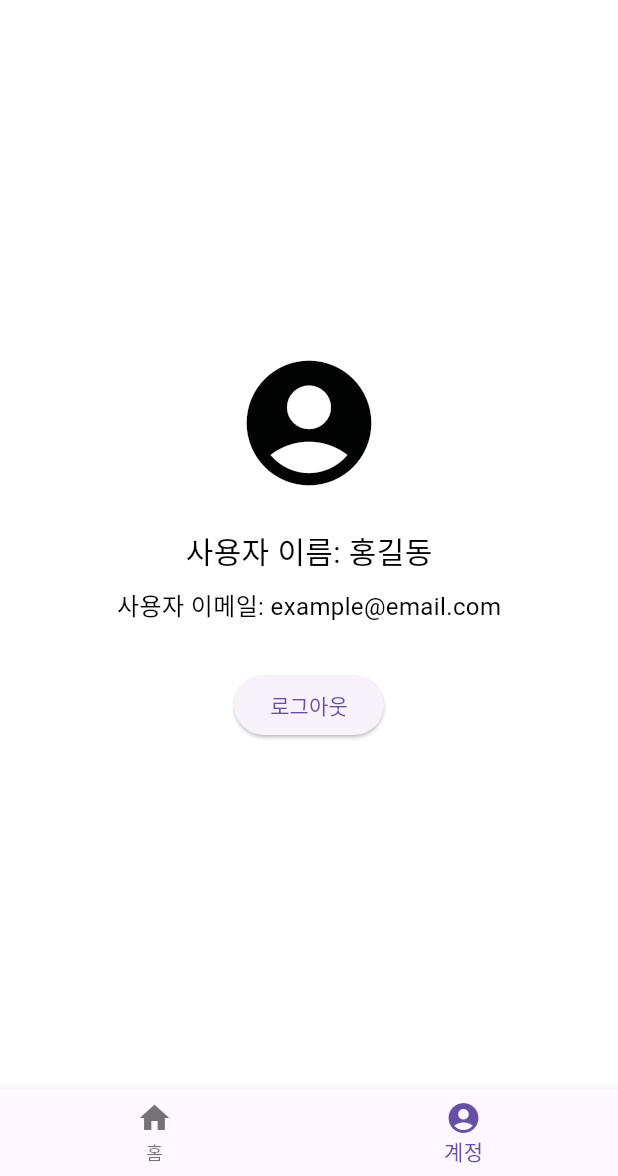
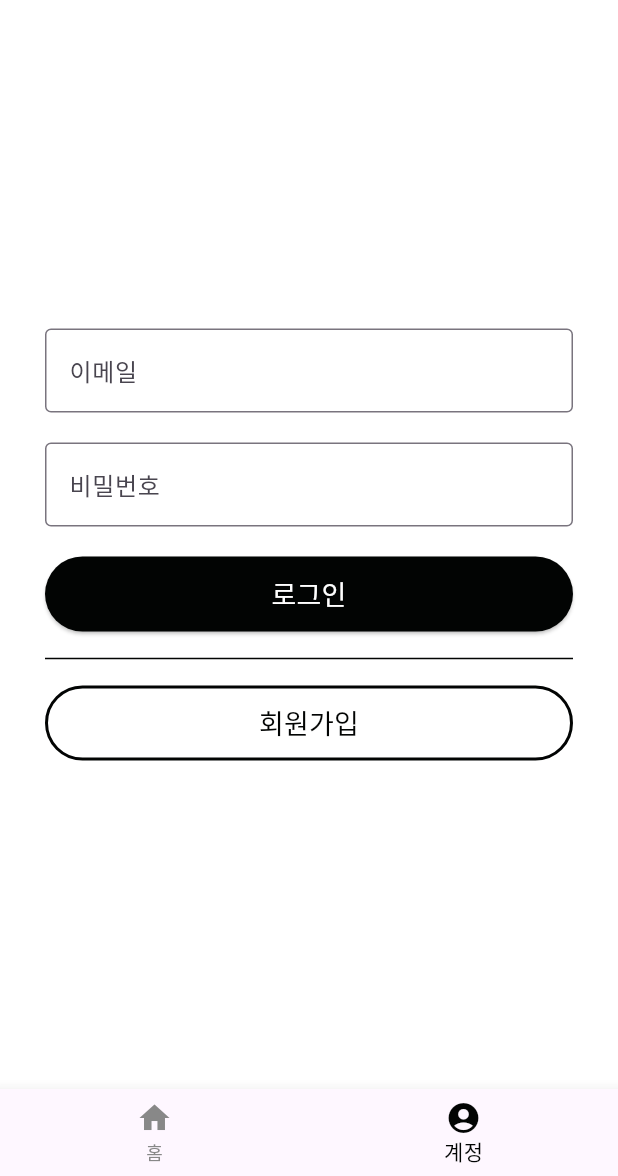
Before and after one commit to tripwith-dev/ui-flutter, a Flutter app: the screen it shows after launch, swiped to page 2, on a phone screen of 412 x 824 dp, the part 60-1236 px from its top. Run offline on Flutter 3.47's test engine with Material 3 defaults, Android fonts, the phone set to English and light mode, and no system bars; our stand-ins replace flutter_dotenv, fluttertoast, get, shared_preferences.

Commit message:
feat: login api request

```diff
--- a/app/lib/main.dart
+++ b/app/lib/main.dart
@@ -1,5 +1,6 @@
 import 'package:flutter/material.dart';
 import 'package:get/get.dart';
+import 'package:flutter_dotenv/flutter_dotenv.dart';
 import 'views/splash/splash_screen.dart';
 import 'views/home/home_screen.dart';
 import 'views/user/user_screen.dart';
@@ -7,7 +8,8 @@ import 'widgets/custom_app_bar.dart';
 import 'widgets/bottom_navigation_bar.dart';
 import 'core/theme.dart';
 
-void main() {
+void main() async {
+  // await dotenv.load();
   runApp(MyApp());
 }
 
--- /dev/null
+++ b/app/lib/views/user/auth_widgets.dart
@@ -0,0 +1,190 @@
+import 'package:flutter/material.dart';
+import 'package:http/http.dart' as http;
+import 'package:flutter_dotenv/flutter_dotenv.dart';
+import 'dart:convert';
+import 'package:fluttertoast/fluttertoast.dart';  // 추가
+
+class AuthWidget extends StatefulWidget {
+  final VoidCallback onLogin;
+  final VoidCallback onSignup;
+
+  AuthWidget({required this.onLogin, required this.onSignup});
+
+  @override
+  _AuthWidgetState createState() => _AuthWidgetState();
+}
+
+class _AuthWidgetState extends State<AuthWidget> {
+  final TextEditingController _emailController = TextEditingController();
+  final TextEditingController _passwordController = TextEditingController();
+
+  // 로그인 요청 함수
+  Future<void> _login() async {
+    // .env 파일에서 API_URL을 가져옴
+    // String apiUrl = dotenv.env['API_URL'] ?? 'http://localhost:8000';
+    String apiUrl = 'http://10.0.2.2:8000';
+    print(apiUrl);
+
+    // 로그인 요청 본문 생성
+    Map<String, String> requestBody = {
+      'email': _emailController.text,
+      'password': _passwordController.text,
+    };
+
+    try {
+      final response = await http.post(
+        Uri.parse('$apiUrl/auth/login'),
+        headers: {'Content-Type': 'application/json'},
+        body: jsonEncode(requestBody),
+      );
+      print(response);
+
+      if (response.statusCode == 201) {
+        // 로그인 성공 시
+        final Map<String, dynamic> responseBody = jsonDecode(response.body);
+
+        if (responseBody['loginUser'] != null) {
+          String userEmail = responseBody['loginUser']['email'];
+          print("로그인 성공: $userEmail");
+
+          // 로그인 성공 후 상태 갱신
+          setState(() {
+            // 로그인 후 추가적인 상태 업데이트가 필요할 경우 여기에 작성
+          });
+
+          // 이메일을 토스트로 보여줌
+          Fluttertoast.showToast(
+            msg: '로그인 성공: $userEmail',
+            toastLength: Toast.LENGTH_SHORT,
+            gravity: ToastGravity.BOTTOM,
+            timeInSecForIosWeb: 1,
+            backgroundColor: Colors.green,
+            textColor: Colors.white,
+            fontSize: 16.0,
+          );
+        } else {
+          // loginUser가 null일 경우 에러 처리
+          Fluttertoast.showToast(
+            msg: '로그인 실패: 사용자 정보가 존재하지 않습니다.',
+            toastLength: Toast.LENGTH_SHORT,
+            gravity: ToastGravity.BOTTOM,
+            timeInSecForIosWeb: 1,
+            backgroundColor: Colors.red,
+            textColor: Colors.white,
+            fontSize: 16.0,
+          );
+        }
+      } else {
+        // 로그인 실패 시
+        final Map<String, dynamic> errorResponse = jsonDecode(response.body);
+        String errorMessage = errorResponse['message'] ?? '알 수 없는 오류 발생';
+
+        // 실패 메시지를 토스트로 보여줌
+        Fluttertoast.showToast(
+          msg: '로그인 실패: $errorMessage',
+          toastLength: Toast.LENGTH_SHORT,
+          gravity: ToastGravity.BOTTOM,
+          timeInSecForIosWeb: 1,
+          backgroundColor: Colors.red,
+          textColor: Colors.white,
+          fontSize: 16.0,
+        );
+      }
+    } catch (e) {
+      // 네트워크 에러 등 예외 처리
+      Fluttertoast.showToast(
+        msg: '오류 발생: $e',
+        toastLength: Toast.LENGTH_SHORT,
+        gravity: ToastGravity.BOTTOM,
+        timeInSecForIosWeb: 1,
+        backgroundColor: Colors.red,
+        textColor: Colors.white,
+        fontSize: 16.0,
+      );
+    }
+  }
+
+
+  @override
+  Widget build(BuildContext context) {
+    return Column(
+      children: [
+        // 이메일 입력 필드
+        Padding(
+          padding: const EdgeInsets.symmetric(horizontal: 30.0),
+          child: TextField(
+            controller: _emailController,
+            decoration: InputDecoration(
+              labelText: '이메일',
+              border: OutlineInputBorder(),
+            ),
+          ),
+        ),
+        SizedBox(height: 20),
+
+        // 비밀번호 입력 필드
+        Padding(
+          padding: const EdgeInsets.symmetric(horizontal: 30.0),
+          child: TextField(
+            controller: _passwordController,
+            obscureText: true,  // 비밀번호 숨기기
+            decoration: InputDecoration(
+              labelText: '비밀번호',
+              border: OutlineInputBorder(),
+            ),
+          ),
+        ),
+        SizedBox(height: 20),
+
+        // 로그인 버튼
+        Padding(
+          padding: const EdgeInsets.symmetric(horizontal: 30.0),
+          child: ElevatedButton(
+            onPressed: _login,  // 로그인 함수 호출
+            style: ElevatedButton.styleFrom(
+              minimumSize: Size(double.infinity, 50),
+              backgroundColor: Color(0xFF020403),
+              foregroundColor: Colors.white,
+            ),
+            child: Text(
+              '로그인',
+              style: TextStyle(fontSize: 18),
+            ),
+          ),
+        ),
+
+        SizedBox(height: 10),
+
+        // 연한 선
+        Padding(
+          padding: const EdgeInsets.symmetric(horizontal: 30.0),
+          child: Divider(
+            color: Color(0xFF020403),
+            thickness: 1,
+          ),
+        ),
+
+        SizedBox(height: 10),
+
+        // 회원가입 버튼
+        Padding(
+          padding: const EdgeInsets.symmetric(horizontal: 30.0),
+          child: ElevatedButton(
+            onPressed: widget.onSignup,
+            style: ElevatedButton.styleFrom(
+              minimumSize: Size(double.infinity, 50),
+              elevation: 0,
+              side: BorderSide(color: Color(0xFF020403), width: 2),
+              backgroundColor: Colors.white,
+              foregroundColor: Color(0xFF020403),
+            ),
+            child: Text(
+              '회원가입',
+              style: TextStyle(fontSize: 18),
+            ),
+          ),
+        ),
+      ],
+    );
+  }
+}
--- a/app/lib/views/user/user_screen.dart
+++ b/app/lib/views/user/user_screen.dart
@@ -1,34 +1,60 @@
 import 'package:flutter/material.dart';
+import 'package:shared_preferences/shared_preferences.dart';
+import 'profile_widgets.dart';  // 프로필 위젯
+import 'auth_widgets.dart';  // 인증 위젯
 
-class UserScreen extends StatelessWidget {
+class UserScreen extends StatefulWidget {
+  @override
+  _UserScreenState createState() => _UserScreenState();
+}
+
+class _UserScreenState extends State<UserScreen> {
+  String? jwtToken;
+
+  @override
+  void initState() {
+    super.initState();
+    _checkToken();  // 앱 실행 시 토큰 확인
+  }
+
+  // shared_preferences에서 토큰을 가져오는 함수
+  Future<void> _checkToken() async {
+    SharedPreferences prefs = await SharedPreferences.getInstance();
+    setState(() {
+      jwtToken = prefs.getString('jwt');  // 저장된 JWT 토큰 가져오기
+    });
+  }
+
+  // 로그아웃 처리
+  Future<void> _logout() async {
+    SharedPreferences prefs = await SharedPreferences.getInstance();
+    prefs.remove('jwt');  // JWT 토큰 삭제
+    setState(() {
+      jwtToken = null;  // 상태 업데이트
+    });
+  }
+
   @override
   Widget build(BuildContext context) {
     return Scaffold(
-      // appBar: AppBar(
-      //   title: Text('사용자 화면'),
-      // ),
       body: Center(
         child: Column(
           mainAxisAlignment: MainAxisAlignment.center,
           children: [
-            Icon(Icons.account_circle, size: 100),
-            SizedBox(height: 20),
-            Text(
-              '사용자 이름: 홍길동',
-              style: TextStyle(fontSize: 20),
-            ),
-            SizedBox(height: 10),
-            Text(
-              '사용자 이메일: example@email.com',
-              style: TextStyle(fontSize: 16),
-            ),
-            SizedBox(height: 30),
-            ElevatedButton(
-              onPressed: () {
-                // 로그아웃 혹은 다른 작업 처리
-              },
-              child: Text('로그아웃'),
-            ),
+            jwtToken != null && jwtToken!.isNotEmpty
+                ? ProfileWidget(
+                    username: '홍길동',  // 임시 사용자 데이터
+                    email: 'example@email.com',  // 임시 이메일
+                    onLogout: _logout,
+                  )
+                : AuthWidget(
+                    onLogin: () {
+                      // 로그인 버튼 클릭 시 처리
+                    },
+                    onSignup: () {
+                      // 회원가입 버튼 클릭 시 처리
+                    },
+                  ),
           ],
         ),
       ),
--- a/app/lib/widgets/bottom_navigation_bar.dart
+++ b/app/lib/widgets/bottom_navigation_bar.dart
@@ -27,6 +27,8 @@ class CustomBottomNavigationBar extends StatelessWidget {
         ),
       ],
       onTap: onTap,
+      selectedItemColor: Color(0xFF020403),  // 활성화된 아이템 색상
+      unselectedItemColor: Color(0xFF888888),  // 비활성화된 아이템 색상
     );
   }
 }
```
Also changed, not shown: app/lib/views/user/profile_widgets.dart (added, +33 -0 lines), app/lib/views/user/user_controller.dart (+91 -0 lines), app/pubspec.yaml (+7 -0 lines), app/lib/views/user/user_screen_test.dart (added), app/lib/views/user/user_widgets.dart (deleted), app/pubspec.lock, 1 other file.
